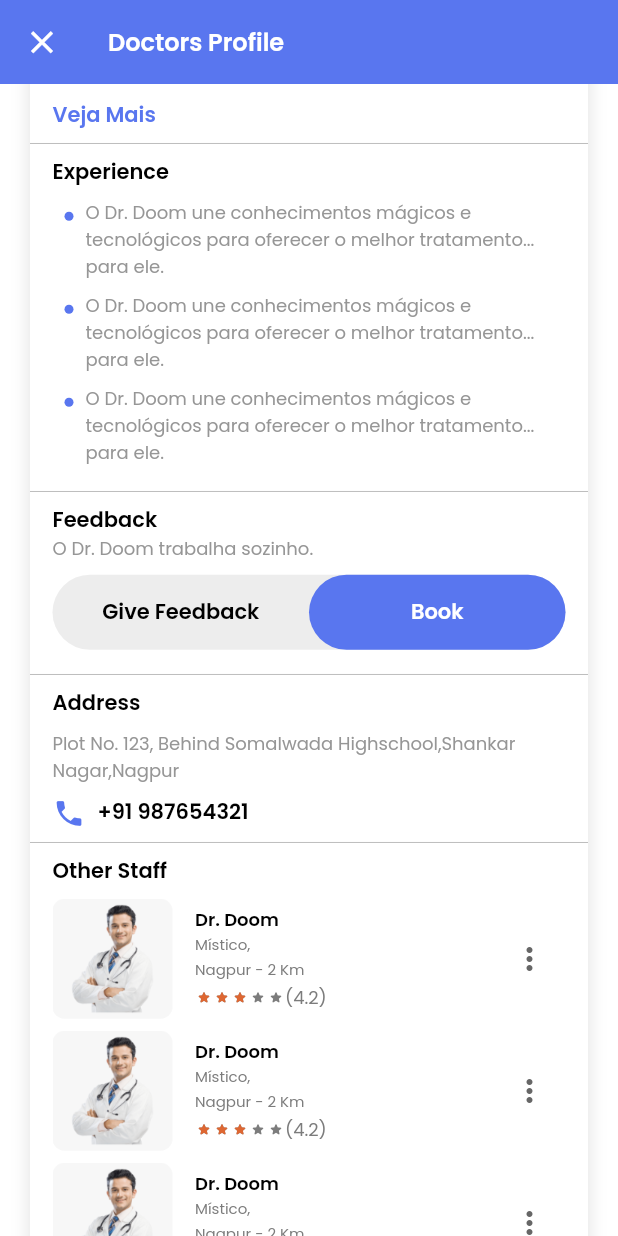
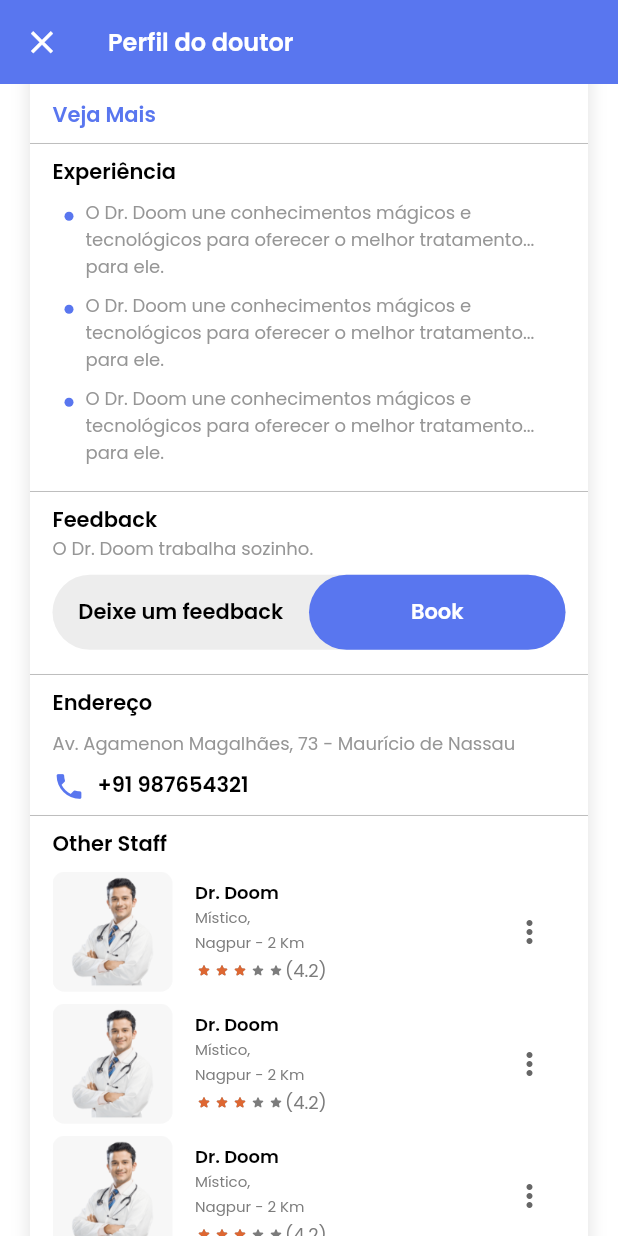
Before and after one commit to NR-Mech/mech_mobile, a Flutter app: the DoctorProfileScreen screen opened directly, scrolled down 576 dp, on a phone screen of 412 x 824 dp. Run offline on Flutter 3.47's test engine with Material 3 defaults, Android fonts, the phone set to English and light mode, and no system bars; drawn by our look-alikes of flutter_rating_stars; our stand-ins replace calendar_date_picker2, dotted_line, flutter_otp_text_field; missing offline and left inert: fl_country_code_picker.

Commit message:
feat: translate some texts

```diff
--- a/lib/screen/home/doctor_profile_screen.dart
+++ b/lib/screen/home/doctor_profile_screen.dart
@@ -28,7 +28,7 @@ class _DoctorProfileScreenState extends State<DoctorProfileScreen> {
           ),
         ),
         title: Text(
-          "Doctors Profile",
+          "Perfil do doutor",
           style: TextStyle(
             color: TColor.primaryTextW,
             fontSize: 16,
@@ -90,7 +90,7 @@ class _DoctorProfileScreenState extends State<DoctorProfileScreen> {
                       Padding(
                         padding: const EdgeInsets.symmetric(vertical: 8),
                         child: Text(
-                          "Cardiologist\nBAMS, MBBS, MD, DDLT. ",
+                          "Cardiologista\nBAMS, MBBS, MD, DDLT. ",
                           textAlign: TextAlign.center,
                           style: TextStyle(
                             color: TColor.secondaryText,
@@ -152,7 +152,7 @@ class _DoctorProfileScreenState extends State<DoctorProfileScreen> {
                               ),
                             ),
                             Text(
-                              " Years Experience",
+                              " anos de experiência",
                               maxLines: 2,
                               style: TextStyle(
                                 color: TColor.secondaryText,
@@ -352,7 +352,7 @@ class _DoctorProfileScreenState extends State<DoctorProfileScreen> {
                       crossAxisAlignment: CrossAxisAlignment.start,
                       children: [
                         const Text(
-                          "Experience",
+                          "Experiência",
                           style: TextStyle(
                             color: Colors.black,
                             fontSize: 14,
@@ -430,7 +430,7 @@ class _DoctorProfileScreenState extends State<DoctorProfileScreen> {
                             children: [
                               const Expanded(
                                 child: Text(
-                                  "Give Feedback",
+                                  "Deixe um feedback",
                                   textAlign: TextAlign.center,
                                   style: TextStyle(
                                     color: Colors.black,
@@ -442,7 +442,8 @@ class _DoctorProfileScreenState extends State<DoctorProfileScreen> {
                               Expanded(
                                 child: InkWell(
                                   onTap: () {
-                                    context.push(const AppointmentBookingScreen());
+                                    context
+                                        .push(const AppointmentBookingScreen());
                                   },
                                   child: Container(
                                     height: 50,
@@ -480,7 +481,7 @@ class _DoctorProfileScreenState extends State<DoctorProfileScreen> {
                       crossAxisAlignment: CrossAxisAlignment.start,
                       children: [
                         const Text(
-                          "Address",
+                          "Endereço",
                           style: TextStyle(
                             color: Colors.black,
                             fontSize: 14,
@@ -490,7 +491,7 @@ class _DoctorProfileScreenState extends State<DoctorProfileScreen> {
                         Padding(
                           padding: const EdgeInsets.symmetric(vertical: 8),
                           child: Text(
-                            "Plot No. 123, Behind Somalwada Highschool,Shankar Nagar,Nagpur",
+                            "Av. Agamenon Magalhães, 73 - Maurício de Nassau",
                             style: TextStyle(
                               color: TColor.unselect,
                               fontSize: 12,
--- a/lib/screen/home/doctors_list_screen.dart
+++ b/lib/screen/home/doctors_list_screen.dart
@@ -27,7 +27,7 @@ class _DoctorsListScreenState extends State<DoctorsListScreen> {
           ),
         ),
         title: Text(
-          "Doctors List",
+          "Doutores",
           style: TextStyle(
             color: TColor.primaryTextW,
             fontSize: 16,
@@ -55,9 +55,9 @@ class _DoctorsListScreenState extends State<DoctorsListScreen> {
                 horizontal: 20,
               ),
               itemBuilder: (context, index) {
-                return  DoctorRow(
-                  onPressed: (){
-                    context.push( const DoctorProfileScreen() );
+                return DoctorRow(
+                  onPressed: () {
+                    context.push(const DoctorProfileScreen());
                   },
                 );
               },
--- a/lib/screen/login/mobile_screen.dart
+++ b/lib/screen/login/mobile_screen.dart
@@ -149,7 +149,7 @@ class _MobileScreenState extends State<MobileScreen> {
                     ),
                     alignment: Alignment.center,
                     child: const Text(
-                      "Continue",
+                      "Continuar",
                       style: TextStyle(
                         color: Colors.white,
                         fontSize: 14,
```
Also changed, not shown: lib/screen/login/otp_screen.dart (+4 -16 lines), lib/screen/login/select_city_screen.dart (+25 -24 lines).
